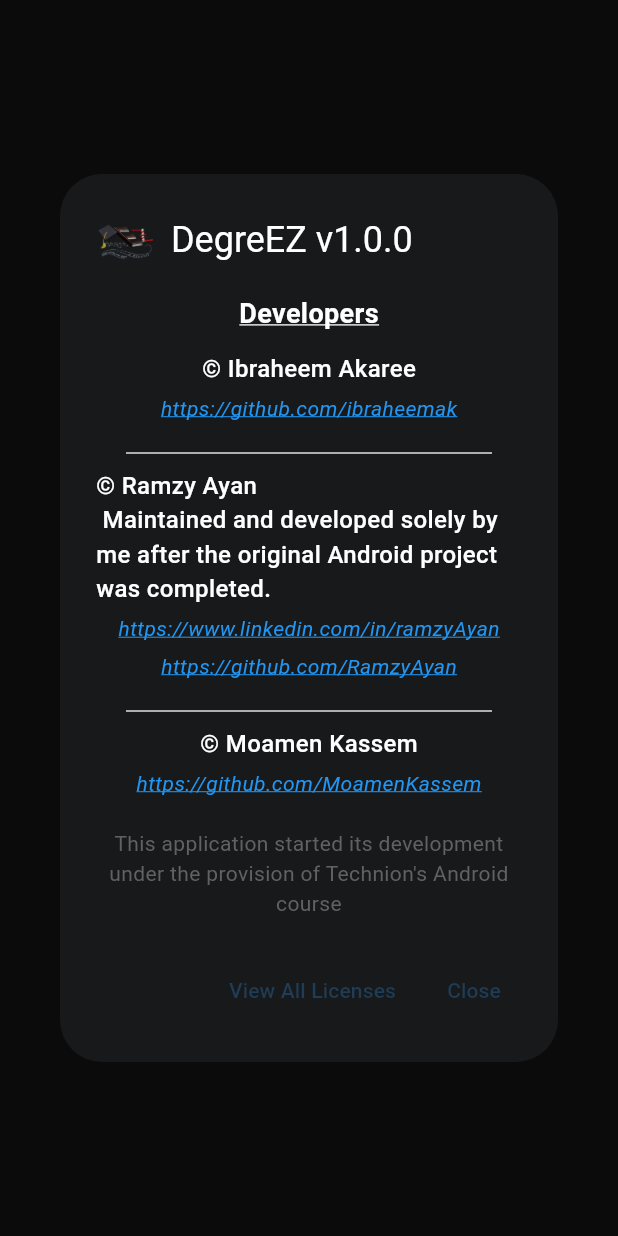
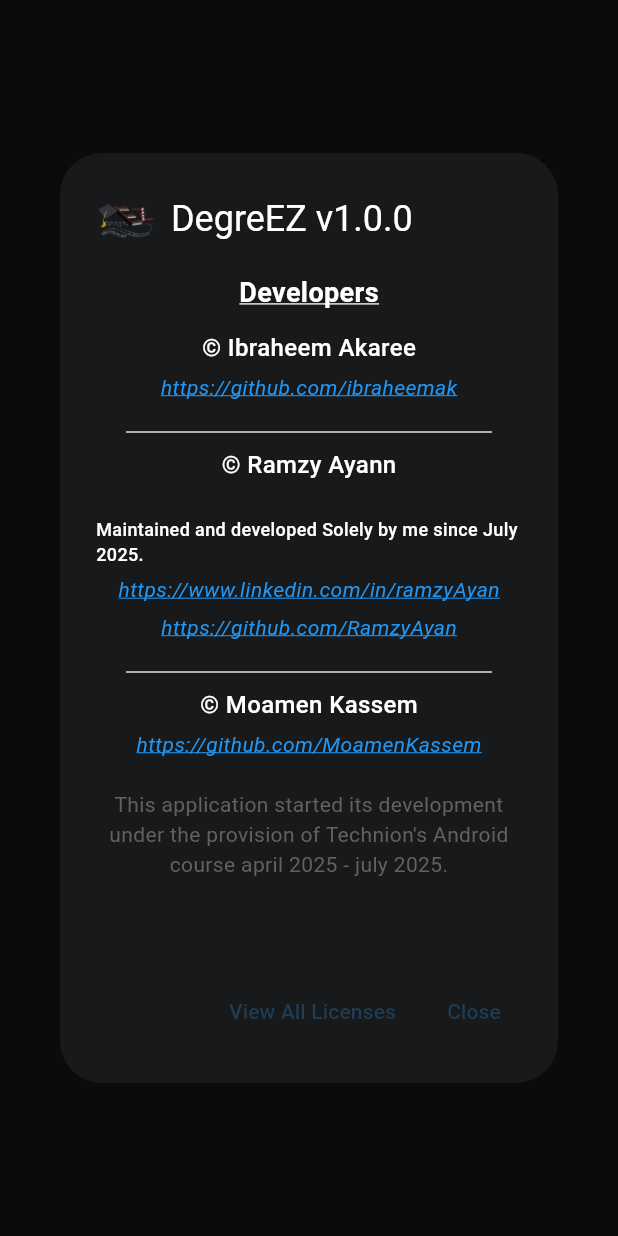
Before and after one commit to Technion236272/2025b-DegreEZ, a Flutter app: what showCreditsPage() shows on an empty page, opened directly, on a phone screen of 412 x 824 dp. Run offline on Flutter 3.47's test engine with Material 3 defaults, Android fonts, the phone set to English and light mode, and no system bars; drawn by our look-alikes of calendar_view; our stand-ins replace auto_size_text, cloud_firestore, file_picker, firebase_ai, firebase_auth, firebase_core and 7 more; missing offline and left inert: graphview; accounts and stored records are empty.

Commit message:
adding a few notes

```diff
--- a/degreez/lib/pages/chat_bot.dart
+++ b/degreez/lib/pages/chat_bot.dart
@@ -455,7 +455,7 @@
                     const SizedBox(width: 12),
                     Expanded(
                       child: Text(
-                        'Please be mindful not to overuse AI services. Our budget is limited, and we want everyone to enjoy the AI features!',
+                        'Please be mindful not to overuse AI services. My budget is limited, and I want everyone to enjoy the AI features!',
                         style: TextStyle(
                           color: themeProvider.textPrimary,
                           fontSize: 13,
--- a/degreez/lib/pages/course_recommendation_page.dart
+++ b/degreez/lib/pages/course_recommendation_page.dart
@@ -103,7 +103,7 @@
                   const SizedBox(width: 12),
                   Expanded(
                     child: Text(
-                      'Please be mindful not to overuse AI services. Our budget is limited, and we want everyone to enjoy the AI features! \nFirst, you need to add a new semester in customized diagram then come back here :) , and please wait until the AI finishes processing the file after you upload it, it may take several minutes.',
+                      'Please be mindful not to overuse AI services. My budget is limited, and I want everyone to enjoy the AI features! \n - First, you need to add a new semester in customized diagram then come back here :) , and please wait until the AI finishes processing the file after you upload it, it may take several minutes.',
                       style: TextStyle(
                         color: context.read<ThemeProvider>().textPrimary,
                         fontSize: 13,
--- a/degreez/lib/pages/credits_page.dart
+++ b/degreez/lib/pages/credits_page.dart
@@ -78,9 +78,16 @@
               ),
 
               const Text(
-                '© Ramzy Ayan\n Maintained and developed solely by me after the original Android project was completed.',
+                '© Ramzy Ayann\n',
                 style: TextStyle(
                   fontSize: 16,
+                  fontWeight: FontWeight.w500,
+                ),
+              ),
+              const Text(
+                'Maintained and developed Solely by me since July 2025.',
+                style: TextStyle(
+                  fontSize: 12,
                   fontWeight: FontWeight.w500,
                 ),
               ),
@@ -160,7 +167,7 @@
 
               // Course Info
               Text(
-                'This application started its development under the provision of Technion\'s Android course',
+                'This application started its development under the provision of Technion\'s Android course april 2025 - july 2025.\n\n',
                 textAlign: TextAlign.center,
                 style: TextStyle(
                   fontSize: 14,
--- a/degreez/lib/pages/customized_diagram_page.dart
+++ b/degreez/lib/pages/customized_diagram_page.dart
@@ -265,7 +265,7 @@
                             child: Padding(
                               padding: EdgeInsets.all(10),
                               child: AutoSizeText(
-                                'Upload Grade Sheet to automatically add courses',
+                                'Upload Grade Sheet to automatically add courses \n - PDF import now works on web! \n - MAKE SURE TO IMPORT ENGLISH VERSION \n ALSO, IF YOU ATTACH THE FILE THEN THE AGENT WILL START AND IT WILL TAKE TIME, be patient :)',
                                 style: TextStyle(
                                   color: themeProvider.primaryColor,
                                 ),
@@ -379,7 +379,7 @@
                                     const SizedBox(width: 12),
                                     Expanded(
                                       child: Text(
-                                        ' - Please be mindful not to overuse AI services. My budget is limited, and I want everyone to enjoy the AI features! \n - PDF import now works on web! \n - MAKE SURE TO IMPORT ENGLISH VERSION \n ALSO, IF YOU ATTACH THE FILE THEN THE AGENT WILL START AND IT WILL TAKE TIME, be patient :)\n -if you long press on any course, it will highlight its prerequisites courses / קדמים (long press again to disable it)',
+                                        ' - Please be mindful not to overuse AI services. My budget is limited, and I want everyone to enjoy the AI features! \n - Operations here can be a bit slow, be patient bro. \n -if you long press on any course, it will highlight its prerequisites courses / קדמים (long press again to disable it)',
                                         style: TextStyle(
                                           color: themeProvider.textPrimary,
                                           fontSize: 13,
--- a/degreez/lib/providers/course_provider.dart
+++ b/degreez/lib/providers/course_provider.dart
@@ -1259,7 +1259,7 @@
           );
 
           // Fetch credit points from course details
-          double creditPoints = 3.0; // Default fallback
+          double creditPoints = 0.0; // Default fallback
           try {
             final courseDetails = await CourseService.getCourseDetails(
               _currentSemester?.year ?? 2024,
--- a/degreez/lib/widgets/ai_import_dialogs.dart
+++ b/degreez/lib/widgets/ai_import_dialogs.dart
@@ -214,7 +214,7 @@
                   ),
                   const SizedBox(height: 8),
                   Text(
-                    'AI is extracting course information from your grade sheet',
+                    'AI is extracting course information from your grade sheet, dont leave this page, please wait...',
                     textAlign: TextAlign.center,
                     style: TextStyle(
                       color: themeProvider.textSecondary,
```
